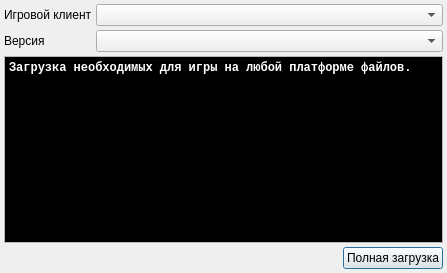
This is fetchdialog.ui in dngulin/ttyhlauncher as Qt 5 draws it before an edit. The edited form follows.
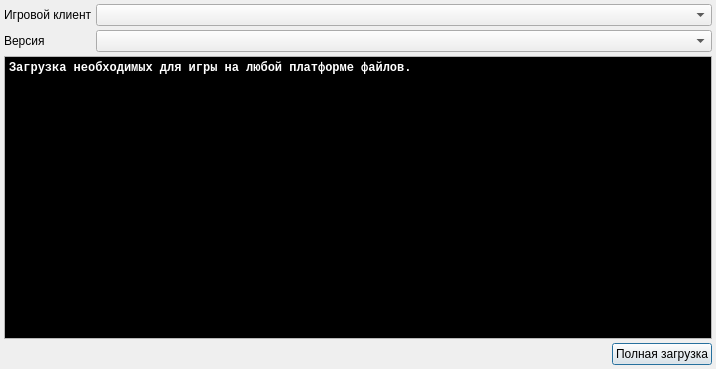
This is the edited form.

Commit message: enlarge client builder's dialogs

```diff
--- a/fetchdialog.ui
+++ b/fetchdialog.ui
@@ -6,8 +6,8 @@
    <rect>
     <x>0</x>
     <y>0</y>
-    <width>447</width>
-    <height>273</height>
+    <width>716</width>
+    <height>369</height>
    </rect>
   </property>
   <property name="windowTitle">
```
The commit also changes 3 other files.
